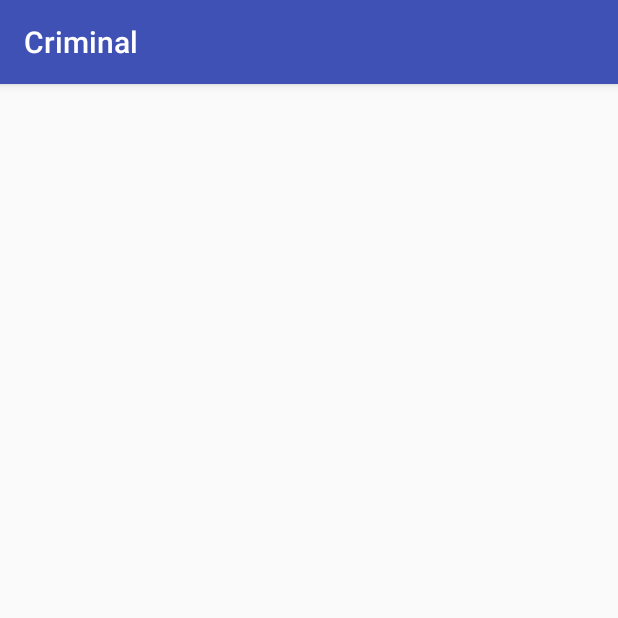
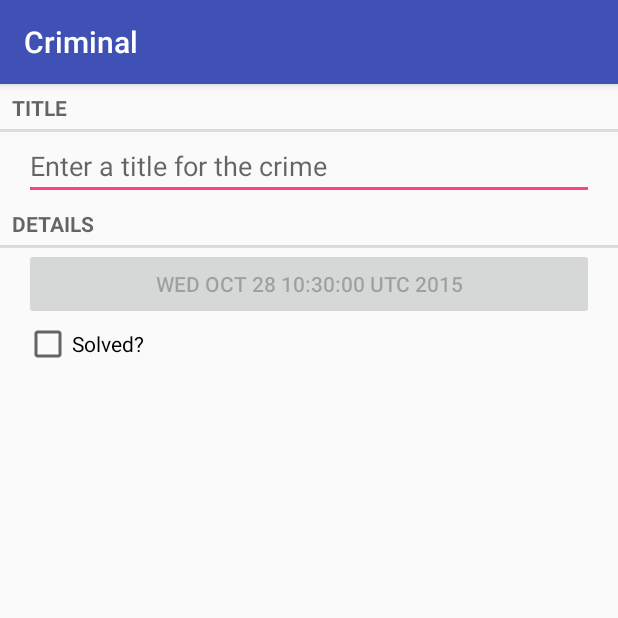
Before and after one commit to huxiaoliu/Criminal, an Android app: the screen it shows after launch (CrimeActivity), on a phone screen of 412 x 824 dp, the top half of it. Run offline under Robolectric (Android 15) with nearby library versions, the phone set to English and light mode, and no system bars.

Commit message:
稍微丰富了一下布局页面

```diff
--- a/app/src/main/java/criminal/criminal/activity/CrimeActivity.java
+++ b/app/src/main/java/criminal/criminal/activity/CrimeActivity.java
@@ -1,7 +1,6 @@
 package criminal.criminal.activity;
 
 import android.os.Bundle;
-import android.os.PersistableBundle;
 import android.support.v4.app.Fragment;
 import android.support.v7.app.AppCompatActivity;
 
@@ -15,8 +14,8 @@ import criminal.criminal.fragment.CrimeFragment;
 public class CrimeActivity extends AppCompatActivity {
 
     @Override
-    public void onCreate(Bundle savedInstanceState, PersistableBundle persistentState) {
-        super.onCreate(savedInstanceState, persistentState);
+    public void onCreate(Bundle savedInstanceState) {
+        super.onCreate(savedInstanceState);
         setContentView(R.layout.activity_crime);
 
         android.support.v4.app.FragmentManager fm = getSupportFragmentManager();
--- a/app/src/main/java/criminal/criminal/fragment/CrimeFragment.java
+++ b/app/src/main/java/criminal/criminal/fragment/CrimeFragment.java
@@ -8,6 +8,9 @@ import android.text.TextWatcher;
 import android.view.LayoutInflater;
 import android.view.View;
 import android.view.ViewGroup;
+import android.widget.Button;
+import android.widget.CheckBox;
+import android.widget.CompoundButton;
 import android.widget.EditText;
 
 import criminal.criminal.R;
@@ -20,6 +23,9 @@ public class CrimeFragment extends Fragment {
 
     private Crime mCrime;
     private EditText mTitleField;
+    private Button mDateButton;
+    private CheckBox mSolvedCheckBox;
+
     @Override
     public void onCreate(Bundle savedInstanceState) {
         super.onCreate(savedInstanceState);
@@ -48,6 +54,19 @@ public class CrimeFragment extends Fragment {
 
             }
         });
+
+        mDateButton = (Button) v.findViewById(R.id.crime_date);
+        mDateButton.setText(mCrime.getDate().toString());
+        mDateButton.setEnabled(false);
+
+        mSolvedCheckBox = (CheckBox) v.findViewById(R.id.crime_solved);
+        mSolvedCheckBox.setOnCheckedChangeListener(new CompoundButton.OnCheckedChangeListener() {
+            @Override
+            public void onCheckedChanged(CompoundButton buttonView, boolean isChecked) {
+                mCrime.setSolved(isChecked);
+            }
+        });
+
         return v;
 
     }
--- a/app/src/main/java/criminal/criminal/model/Crime.java
+++ b/app/src/main/java/criminal/criminal/model/Crime.java
@@ -1,5 +1,6 @@
 package criminal.criminal.model;
 
+import java.util.Date;
 import java.util.UUID;
 
 /**
@@ -11,6 +12,31 @@ public class Crime {
     private UUID mId;   //ID
 
     private String mTitle;  //标题
+
+    private Date mDate; //时间
+
+    private boolean mSolved;    //状态
+
+    public Crime(){
+        mId = UUID.randomUUID();
+        mDate = new Date();
+    }
+
+    public Date getDate() {
+        return mDate;
+    }
+
+    public void setDate(Date date) {
+        mDate = date;
+    }
+
+    public boolean isSolved() {
+        return mSolved;
+    }
+
+    public void setSolved(boolean solved) {
+        mSolved = solved;
+    }
 
     public UUID getId() {
         return mId;
--- a/app/src/main/res/layout/fragment_crime.xml
+++ b/app/src/main/res/layout/fragment_crime.xml
@@ -1,14 +1,46 @@
 <?xml version="1.0" encoding="utf-8"?>
 <LinearLayout xmlns:android="http://schemas.android.com/apk/res/android"
               android:layout_width="match_parent"
-              android:orientation="vertical"
-              android:layout_height="match_parent">
+              android:layout_height="match_parent"
+              android:orientation="vertical">
+
+    <TextView
+        style="?android:listSeparatorTextViewStyle"
+        android:layout_width="match_parent"
+        android:layout_height="wrap_content"
+        android:text="@string/crime_title_label"
+        />
 
     <EditText
         android:id="@+id/crime_title"
         android:layout_width="match_parent"
         android:layout_height="wrap_content"
+        android:layout_marginLeft="16dp"
+        android:layout_marginRight="16dp"
         android:hint="@string/crime_title_hint"
+        />
+
+    <TextView
+        style="?android:listSeparatorTextViewStyle"
+        android:layout_width="match_parent"
+        android:layout_height="wrap_content"
+        android:text="@string/crime_details_label"
+        />
+
+    <Button
+        android:id="@+id/crime_date"
+        android:layout_width="match_parent"
+        android:layout_marginLeft="16dp"
+        android:layout_marginRight="16dp"
+        android:layout_height="wrap_content"/>
+
+    <CheckBox
+        android:id="@+id/crime_solved"
+        android:layout_marginLeft="16dp"
+        android:layout_marginRight="16dp"
+        android:layout_width="match_parent"
+        android:layout_height="wrap_content"
+        android:text="@string/crime_solved_label"
         />
 
 
--- a/app/src/main/res/values/strings.xml
+++ b/app/src/main/res/values/strings.xml
@@ -1,4 +1,8 @@
 <resources>
     <string name="app_name">Criminal</string>
     <string name="crime_title_hint">Enter a title for the crime</string>
+    <string name="crime_title_label">Title</string>
+    <string name="crime_details_label">Details</string>
+    <string name="crime_solved_label">Solved?</string>
+
 </resources>
```
Also changed, not shown: app/src/main/res/mipmap-hdpi/ic_launcher.png, app/src/main/res/mipmap-hdpi/tile.9.png (added), app/src/main/res/mipmap-mdpi/ic_launcher.png, app/src/main/res/mipmap-xhdpi/ic_launcher.png, app/src/main/res/mipmap-xxhdpi/ic_launcher.png.
